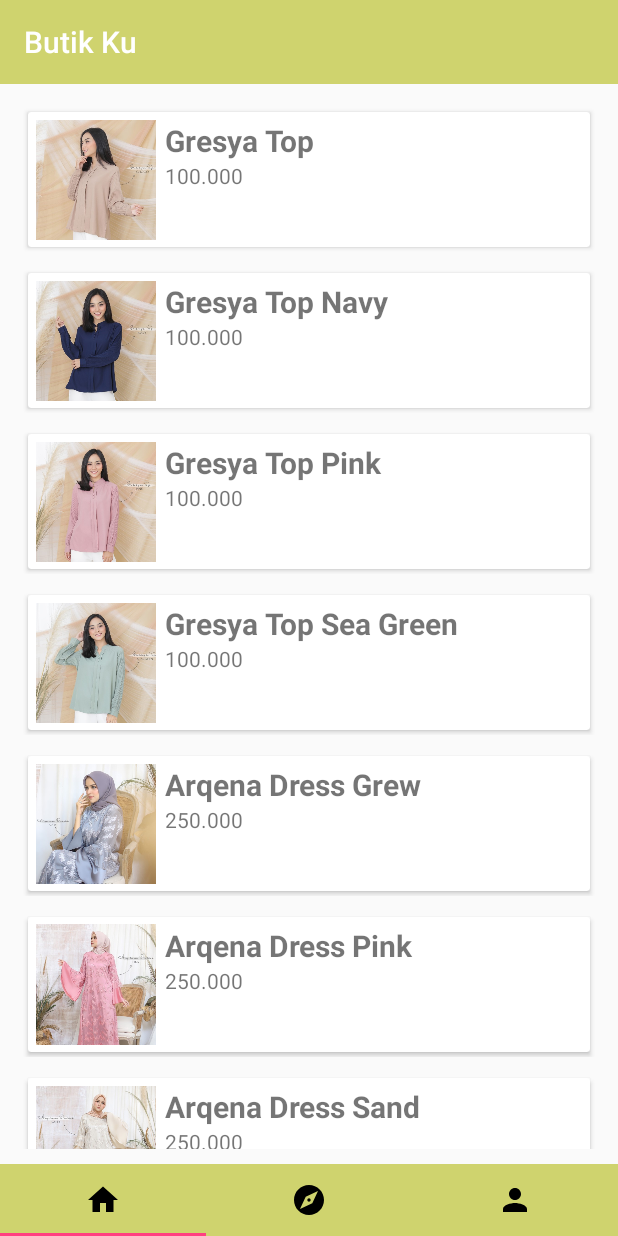
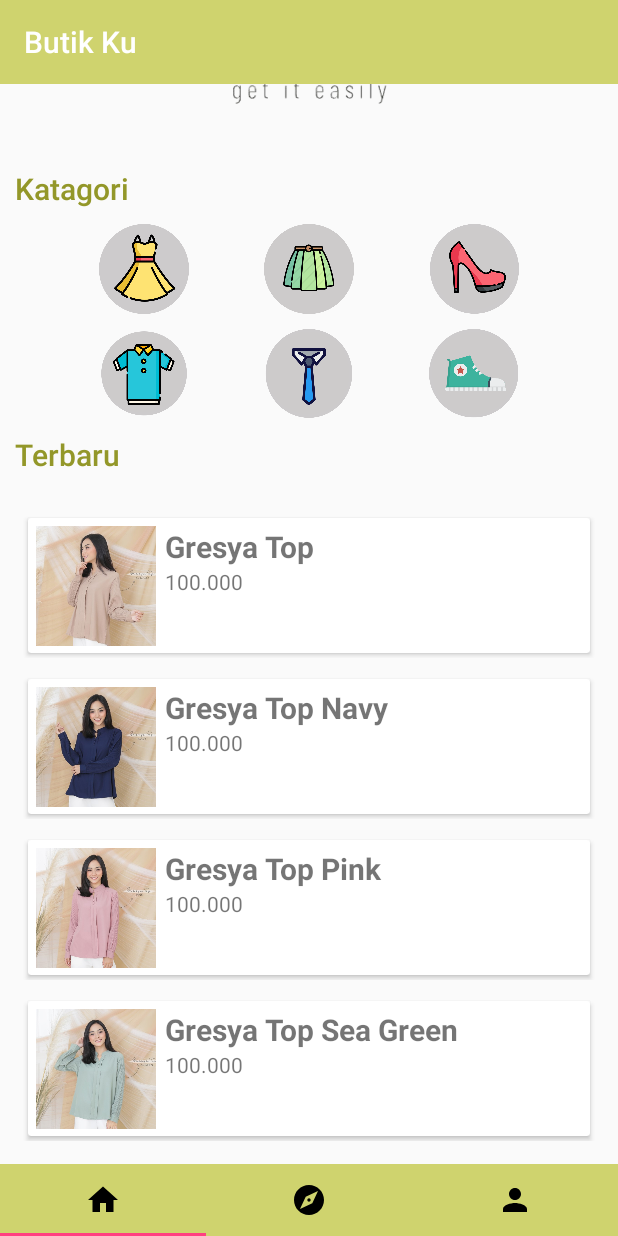
Before and after one commit to fardanalgi/butikku, an Android app: the FragmentHome screen opened directly, with no data from a screen before it, on a phone screen of 412 x 824 dp. Run offline under Robolectric (Android 15) with nearby library versions, the phone set to English and light mode, and no system bars; 1 statement that could not run was skipped.

Commit message:
menambahkan fitur kategori

```diff
--- a/app/build.gradle
+++ b/app/build.gradle
@@ -17,6 +17,7 @@ android {
             proguardFiles getDefaultProguardFile('proguard-android.txt'), 'proguard-rules.pro'
         }
     }
+
 }
 
 dependencies {
@@ -29,7 +30,6 @@ dependencies {
     androidTestImplementation 'com.android.support.test:runner:1.0.2'
     androidTestImplementation 'com.android.support.test.espresso:espresso-core:3.0.2'
 
-
     implementation 'com.android.support:design:27.1.1'
     implementation 'com.android.support:support-v4:27.1.1'
     implementation 'com.android.support:cardview-v7:27.1.1'
--- a/app/src/main/AndroidManifest.xml
+++ b/app/src/main/AndroidManifest.xml
@@ -19,7 +19,8 @@
                 <category android:name="android.intent.category.LAUNCHER" />
             </intent-filter>
         </activity>
-        <activity android:name=".DialogHome"></activity>
+        <activity android:name=".DialogHome" />
+        <activity android:name=".IconDressDetail"></activity>
     </application>
 
 </manifest>
--- a/app/src/main/java/com/example/asus/myapplication/Fragment/FragmentHome.java
+++ b/app/src/main/java/com/example/asus/myapplication/Fragment/FragmentHome.java
@@ -1,5 +1,6 @@
 package com.example.asus.myapplication.Fragment;
 
+import android.content.Intent;
 import android.os.Bundle;
 import android.support.annotation.NonNull;
 import android.support.annotation.Nullable;
@@ -9,8 +10,11 @@ import android.support.v7.widget.RecyclerView;
 import android.view.LayoutInflater;
 import android.view.View;
 import android.view.ViewGroup;
+import android.widget.Button;
+import android.widget.ViewFlipper;
 
 import com.example.asus.myapplication.Contact;
+import com.example.asus.myapplication.IconDressDetail;
 import com.example.asus.myapplication.R;
 import com.example.asus.myapplication.RecyclerViewAdapter;
 
@@ -20,12 +24,11 @@ import java.util.List;
 public class FragmentHome extends Fragment {
 
     View v;
+    private Button iconDres, iconRok, iconHeels, iconPolo, iconAccessory, iconShoe;
     private RecyclerView myrecyclerview;
     private List<Contact> lstContact;
-
     public FragmentHome() {
     }
-
     @Nullable
     @Override
     public View onCreateView(@NonNull LayoutInflater inflater, @Nullable ViewGroup container, @Nullable Bundle savedInstanceState) {
@@ -39,40 +42,73 @@ public class FragmentHome extends Fragment {
     }
 
     @Override
+    public void onViewCreated(View view, @Nullable Bundle savedInstanceState) {
+        super.onViewCreated(view, savedInstanceState);
+
+        iconDres = (Button) v.findViewById(R.id.iconDress);
+        iconDres.setOnClickListener(new View.OnClickListener() {
+            @Override
+            public void onClick(View v) {
+                Intent intent = new Intent(getActivity(),IconDressDetail.class);
+                startActivity(intent);
+            }
+        });
+
+        iconRok = (Button) v.findViewById(R.id.iconRok);
+        iconRok.setOnClickListener(new View.OnClickListener() {
+            @Override
+            public void onClick(View v) {
+                Intent intent = new Intent(getActivity(),IconDressDetail.class);
+                startActivity(intent);
+            }
+        });
+
+        iconHeels = (Button) v.findViewById(R.id.iconHeels);
+        iconHeels.setOnClickListener(new View.OnClickListener() {
+            @Override
+            public void onClick(View v) {
+                Intent intent = new Intent(getActivity(),IconDressDetail.class);
+                startActivity(intent);
+            }
+        });
+
+        iconPolo = (Button) v.findViewById(R.id.iconPolo);
+        iconPolo.setOnClickListener(new View.OnClickListener() {
+            @Override
+            public void onClick(View v) {
+                Intent intent = new Intent(getActivity(),IconDressDetail.class);
+                startActivity(intent);
+            }
+        });
+
+        iconAccessory = (Button) v.findViewById(R.id.iconAccessory);
+        iconAccessory.setOnClickListener(new View.OnClickListener() {
+            @Override
+            public void onClick(View v) {
+                Intent intent = new Intent(getActivity(),IconDressDetail.class);
+                startActivity(intent);
+            }
+        });
+
+        iconShoe = (Button) v.findViewById(R.id.iconShoe);
+        iconShoe.setOnClickListener(new View.OnClickListener() {
+            @Override
+            public void onClick(View v) {
+                Intent intent = new Intent(getActivity(),IconDressDetail.class);
+                startActivity(intent);
+            }
+        });
+
+    }
+
+
+    @Override
     public void onCreate(@Nullable Bundle savedInstanceState) {
         super.onCreate(savedInstanceState);
 
+
+
         lstContact = new ArrayList<>();
-        lstContact.add(new Contact("Gresya Top","100.000",R.drawable.gambar));
-        lstContact.add(new Contact("Gresya Top Navy","100.000",R.drawable.gresyatopnavy));
-        lstContact.add(new Contact("Gresya Top Pink","100.000",R.drawable.gresyatoppink));
-        lstContact.add(new Contact("Gresya Top Sea Green","100.000",R.drawable.gresyatopseagreen));
-        lstContact.add(new Contact("Arqena Dress Grew","250.000",R.drawable.arqenadressgrew));
-        lstContact.add(new Contact("Arqena Dress Pink","250.000",R.drawable.arqenadresspink));
-        lstContact.add(new Contact("Arqena Dress Sand","250.000",R.drawable.arqenadresssand));
-        lstContact.add(new Contact("Arqena Dress Snow","250.000",R.drawable.arqenadresssnow));
-        lstContact.add(new Contact("Haifa Top Dove","150.000",R.drawable.haifatopdove));
-        lstContact.add(new Contact("Haifa Top Pink","150.000",R.drawable.haifatoppink));
-        lstContact.add(new Contact("Haifa Top Sky Blue","150.000",R.drawable.haifatopskyblue));
-        lstContact.add(new Contact("Kwina Top Grey","150.000",R.drawable.karinatopgrey));
-        lstContact.add(new Contact("kwina Top Orcid","150.000",R.drawable.kewinatoporcid));
-        lstContact.add(new Contact("Kwina Top","150.000",R.drawable.kwinatop));
-        lstContact.add(new Contact("Meya Shirt Custard","150.000",R.drawable.meyashirtcustard));
-        lstContact.add(new Contact("Gresya Top","100.000",R.drawable.gambar));
-        lstContact.add(new Contact("Gresya Top Navy","100.000",R.drawable.gresyatopnavy));
-        lstContact.add(new Contact("Gresya Top Pink","100.000",R.drawable.gresyatoppink));
-        lstContact.add(new Contact("Gresya Top Sea Green","100.000",R.drawable.gresyatopseagreen));
-        lstContact.add(new Contact("Arqena Dress Grew","250.000",R.drawable.arqenadressgrew));
-        lstContact.add(new Contact("Arqena Dress Pink","250.000",R.drawable.arqenadresspink));
-        lstContact.add(new Contact("Arqena Dress Sand","250.000",R.drawable.arqenadresssand));
-        lstContact.add(new Contact("Arqena Dress Snow","250.000",R.drawable.arqenadresssnow));
-        lstContact.add(new Contact("Haifa Top Dove","150.000",R.drawable.haifatopdove));
-        lstContact.add(new Contact("Haifa Top Pink","150.000",R.drawable.haifatoppink));
-        lstContact.add(new Contact("Haifa Top Sky Blue","150.000",R.drawable.haifatopskyblue));
-        lstContact.add(new Contact("Kwina Top Grey","150.000",R.drawable.karinatopgrey));
-        lstContact.add(new Contact("kwina Top Orcid","150.000",R.drawable.kewinatoporcid));
-        lstContact.add(new Contact("Kwina Top","150.000",R.drawable.kwinatop));
-        lstContact.add(new Contact("Meya Shirt Custard","150.000",R.drawable.meyashirtcustard));
         lstContact.add(new Contact("Gresya Top","100.000",R.drawable.gambar));
         lstContact.add(new Contact("Gresya Top Navy","100.000",R.drawable.gresyatopnavy));
         lstContact.add(new Contact("Gresya Top Pink","100.000",R.drawable.gresyatoppink));
--- /dev/null
+++ b/app/src/main/res/drawable/gradient_bg.xml
@@ -0,0 +1,6 @@
+<?xml version="1.0" encoding="utf-8"?>
+<shape xmlns:android="http://schemas.android.com/apk/res/android">
+
+    <gradient android:startColor="#151c25" android:angle="90"/>
+
+</shape>
--- a/app/src/main/res/layout/home_fragment.xml
+++ b/app/src/main/res/layout/home_fragment.xml
@@ -1,12 +1,101 @@
 <?xml version="1.0" encoding="utf-8"?>
-<LinearLayout
-    xmlns:android="http://schemas.android.com/apk/res/android"
+<ScrollView xmlns:android="http://schemas.android.com/apk/res/android"
     android:layout_width="match_parent"
     android:layout_height="match_parent"
-    android:orientation="vertical"
-    android:padding="10dp">
+    xmlns:app="http://schemas.android.com/apk/res-auto">
+
+    <LinearLayout
+        android:layout_width="match_parent"
+        android:layout_height="match_parent"
+        android:orientation="vertical">
+
+    <ImageView
+        android:layout_width="match_parent"
+        android:layout_height="150dp"
+        android:src="@drawable/butikhdd"
+        />
+
+        <TextView
+            android:layout_width="wrap_content"
+            android:layout_height="wrap_content"
+            android:text="Katagori"
+            android:padding="10dp"
+            android:textAppearance="@style/TextAppearance.AppCompat.Title"
+            android:textColor="@color/colorPrimaryDark"/>
+
+        <LinearLayout
+            android:layout_width="wrap_content"
+            android:layout_height="wrap_content"
+            android:orientation="horizontal"
+            android:layout_gravity="center"
+            >
+
+            <Button
+                android:id="@+id/iconDress"
+                android:layout_width="60dp"
+                android:layout_height="60dp"
+                android:background="@drawable/icon_dress"/>
+
+            <Button
+                android:id="@+id/iconRok"
+                android:layout_marginLeft="50dp"
+                android:layout_marginRight="50dp"
+                android:layout_width="60dp"
+                android:layout_height="60dp"
+                android:background="@drawable/icon_rok"/>
+
+            <Button
+                android:id="@+id/iconHeels"
+                android:layout_width="60dp"
+                android:layout_height="60dp"
+                android:background="@drawable/icon_heelsn"/>
+
+
+        </LinearLayout>
+
+        <LinearLayout
+            android:layout_marginTop="10dp"
+            android:layout_width="wrap_content"
+            android:layout_height="wrap_content"
+            android:orientation="horizontal"
+            android:layout_gravity="center">
+
+            <Button
+                android:id="@+id/iconPolo"
+                android:layout_width="60dp"
+                android:layout_height="60dp"
+                android:background="@drawable/icon_polon"/>
+
+            <Button
+                android:id="@+id/iconAccessory"
+                android:layout_marginLeft="50dp"
+                android:layout_marginRight="50dp"
+                android:layout_width="60dp"
+                android:layout_height="60dp"
+                android:background="@drawable/icon_accessoryn"/>
+
+            <Button
+                android:id="@+id/iconShoe"
+                android:layout_width="60dp"
+                android:layout_height="60dp"
+                android:background="@drawable/icon_shoen"/>
+
+
+        </LinearLayout>
+
+
+        <TextView
+            android:layout_width="wrap_content"
+            android:layout_height="wrap_content"
+            android:text="Terbaru"
+            android:padding="10dp"
+            android:textAppearance="@style/TextAppearance.AppCompat.Title"
+            android:textColor="@color/colorPrimaryDark"/>
+
+
 
     <android.support.v7.widget.RecyclerView
+        android:padding="10dp"
         android:layout_width="match_parent"
         android:layout_height="match_parent"
         android:id="@+id/contact_recyclearview">
@@ -14,5 +103,7 @@
 
     </android.support.v7.widget.RecyclerView>
 
+    </LinearLayout>
 
-</LinearLayout>
+
+</ScrollView>
```
Also changed, not shown: app/src/main/java/com/example/asus/myapplication/IconDressDetail.java (added, +14 -0 lines), app/src/main/res/drawable/ic_play.xml (added, +9 -0 lines), app/src/main/res/layout/activity_dialog_home.xml (+11 -3 lines), app/src/main/res/layout/detile_home.xml (deleted, +0 -31 lines), app/src/main/res/layout/icon_dress_detail.xml (added, +15 -0 lines), app/src/main/res/drawable/icon_accessory.png (added), app/src/main/res/drawable/icon_accessoryn.png (added), app/src/main/res/drawable/icon_dress.png (added), app/src/main/res/drawable/icon_heels.png (added), app/src/main/res/drawable/icon_heelsn.png (added), app/src/main/res/drawable/icon_polo.png (added), app/src/main/res/drawable/icon_polon.png (added), app/src/main/res/drawable/icon_rok.png (added), app/src/main/res/drawable/icon_shoe.png (added), 1 more files.
